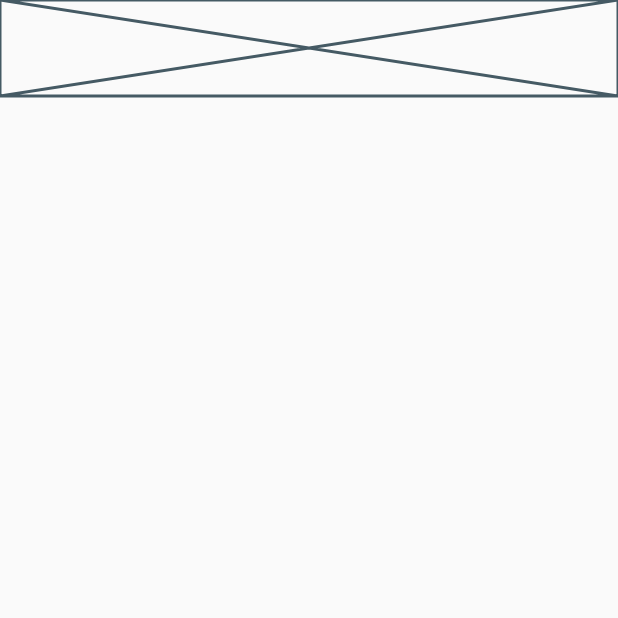
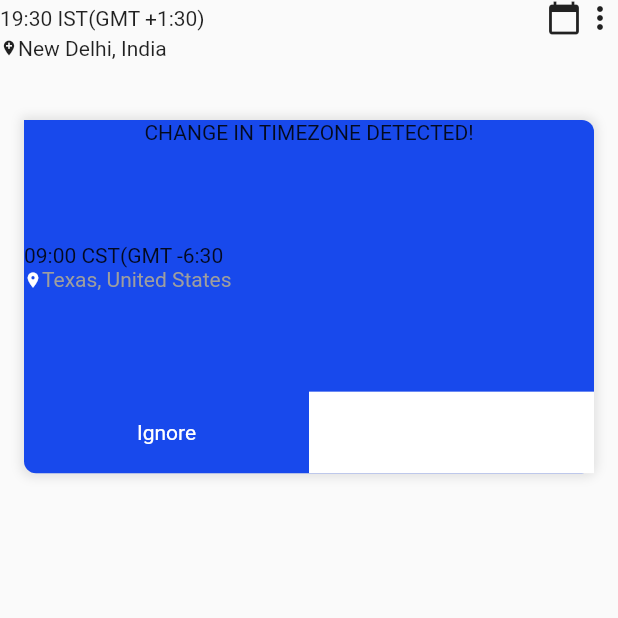
Before and after one commit to JAICHANGPARK/flutter_notebook_2nd_story, a Flutter app: the screen it shows after launch, on a phone screen of 412 x 824 dp, the top half of it. Run offline on Flutter 3.47's test engine with Material 2 defaults, Android fonts, the phone set to English and light mode, and no system bars; our stand-ins replace avatar_glow, badges, bubble_bottom_bar, camera, fluttertoast, google_maps_flutter and 2 more; missing offline and left inert: flutter_particles, snappable.

Commit message:
Update main_page.dart

```diff
--- a/lib/smart_calendar_app/main_page.dart
+++ b/lib/smart_calendar_app/main_page.dart
@@ -27,12 +27,106 @@ class _HomePageState extends State<HomePage> {
             left: true,
             child: Container(
               height: 64,
-              child: Placeholder(),
+              child: Column(
+                crossAxisAlignment: CrossAxisAlignment.start,
+                children: <Widget>[
+                  Row(
+                    children: <Widget>[
+                      Text("19:30 IST"),
+                      Text("(GMT +1:30)"),
+                      Spacer(),
+                      Icon(Icons.calendar_today),
+                      Icon(Icons.more_vert),
+                    ],
+                  ),
+                  Row(
+                    children: <Widget>[
+                      Icon(
+                        Icons.add_location,
+                        size: 12,
+                      ),
+                      Text("New Delhi, India")
+                    ],
+                  )
+                ],
+              ),
+            ),
+          ),
+          Container(
+            margin: EdgeInsets.only(left: 16, right: 16, top: 16, bottom: 16),
+            height: MediaQuery.of(context).size.height / 3.5,
+            decoration: BoxDecoration(
+                color: Color(0xff1849EC),
+                borderRadius: BorderRadius.only(
+                  bottomRight: Radius.circular(8),
+                  topRight: Radius.circular(8),
+                  bottomLeft: Radius.circular(8),
+                ),
+                boxShadow: [
+                  BoxShadow(
+                      color: Colors.black.withOpacity(0.1),
+                      blurRadius: 5,
+                      spreadRadius: 2)
+                ]),
+            child: Column(
+              children: <Widget>[
+                Expanded(
+                  flex: 10,
+                  child: Column(
+                    children: <Widget>[
+                      Text("CHANGE IN TIMEZONE DETECTED!"),
+                      Spacer(),
+                      Row(
+                        children: <Widget>[
+                          Text("09:00 CST"),
+                          Text("(GMT -6:30")
+                        ],
+                      ),
+                      Row(
+                        children: <Widget>[
+                          Icon(
+                            Icons.location_on,
+                            size: 12,
+                            color: Colors.white,
+                          ),
+                          Text(
+                            "Texas, United States",
+                            style: TextStyle(color: Colors.grey),
+                          )
+                        ],
+                      ),
+                      Spacer(),
+                    ],
+                  ),
+                ),
+                Expanded(
+                  flex: 3,
+                  child: Row(
+                    children: <Widget>[
+                      Expanded(
+                        flex: 1,
+                        child: Center(
+                          child: Text(
+                            "Ignore",
+                            style: TextStyle(color: Colors.white),
+                          ),
+                        ),
+                      ),
+                      Expanded(
+                        flex: 1,
+                        child: Container(
+                          decoration: BoxDecoration(
+                            color: Colors.white,
+                          ),
+                        ),
+                      )
+                    ],
+                  ),
+                )
+              ],
             ),
           )
         ],
-
-
       ),
     ));
   }
```
